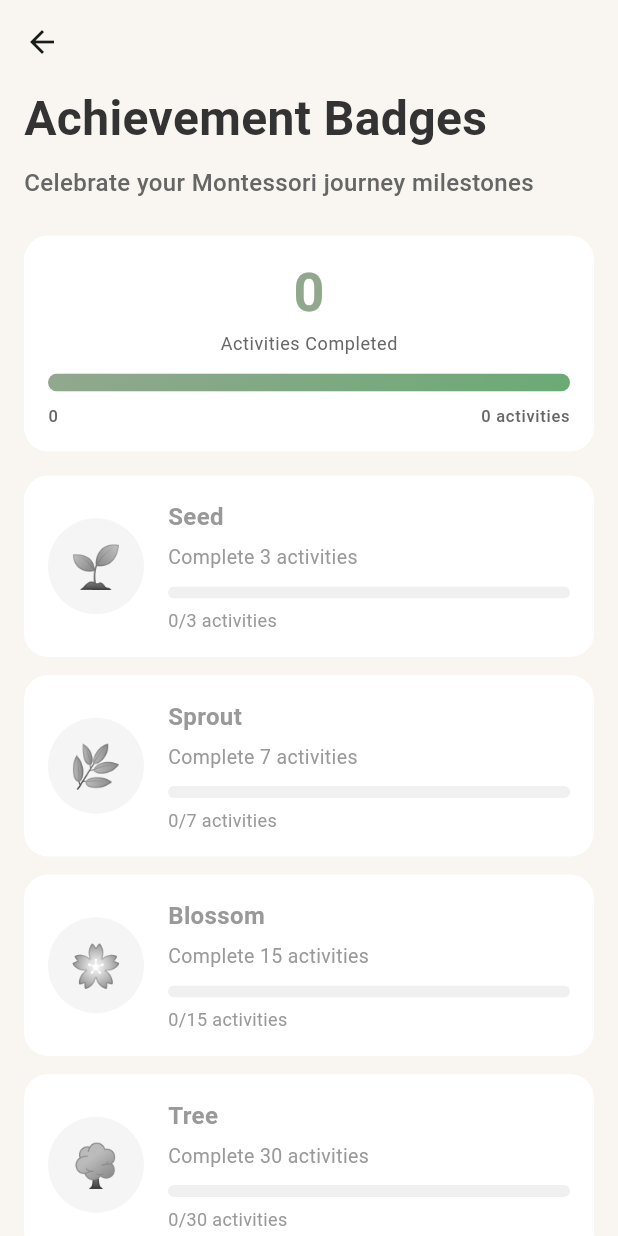
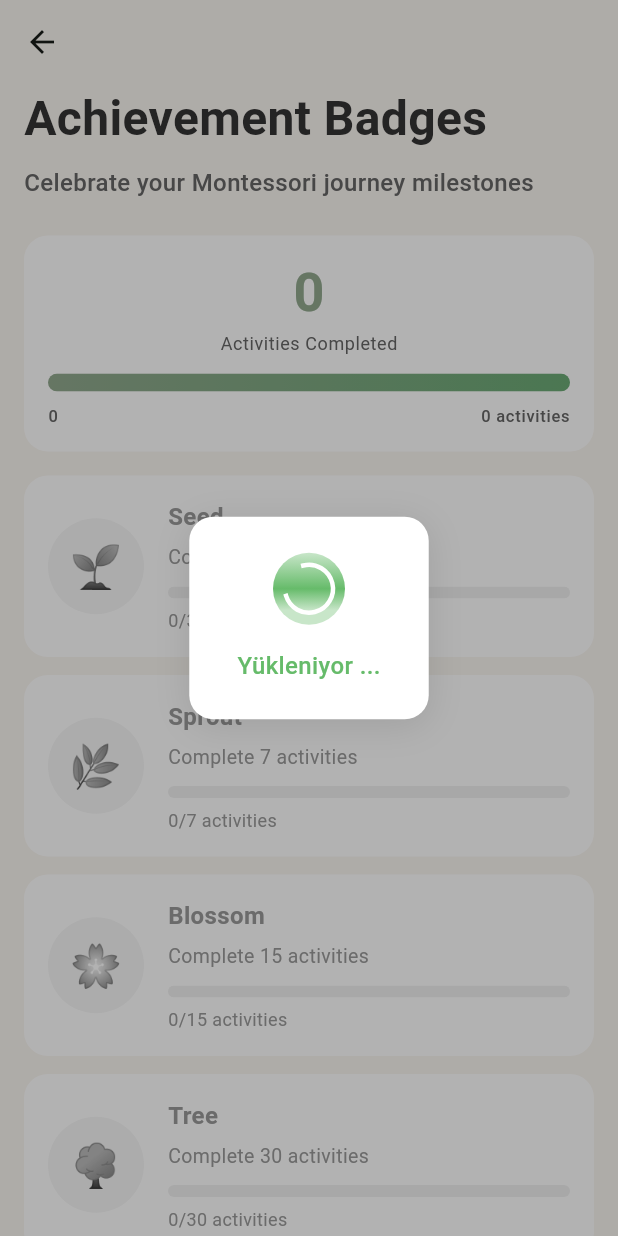
Before and after one commit to mustafayildiz12/play_monti, a Flutter app: the BadgesScreen screen opened directly, on a phone screen of 412 x 824 dp. Run offline on Flutter 3.47's test engine with Material 3 defaults, Android fonts, the phone set to English and light mode, and no system bars; our stand-ins replace file_picker, firebase_auth, firebase_core, firebase_database, get, get_storage and 5 more; missing offline and left inert: excel; accounts and stored records are empty.

Commit message:
Changelog: => badges and favorites almost done

```diff
--- a/lib/screens/Badges/badges_screen.dart
+++ b/lib/screens/Badges/badges_screen.dart
@@ -2,6 +2,7 @@ import 'package:flutter/material.dart';
 import 'package:play_monti/constants/app_colors.dart';
 import 'package:play_monti/constants/app_constants.dart';
 import 'package:play_monti/service/database_service.dart';
+import 'package:play_monti/utlis/widgets/custom_loader.dart';
 
 class BadgesScreen extends StatefulWidget {
   const BadgesScreen({
@@ -14,22 +15,7 @@ class BadgesScreen extends StatefulWidget {
 
 class _BadgesScreenState extends State<BadgesScreen> {
   int totalActivityCount = 0;
-
   int completedActivities = 0;
-  @override
-  void initState() {
-    getPageData();
-    super.initState();
-  }
-
-  @override
-  Widget build(BuildContext context) {
-    final theme = Theme.of(context);
-
-    const textDark = Color(0xFF333333);
-    const textMuted = Color(0xFF666666);
-    const greenLight = Color(0xFF91A88E);
-    const greenDark = Color(0xFF6BAA75);
 
   final badges = <BadgeTier>[
     BadgeTier(
@@ -54,7 +40,21 @@ class _BadgesScreenState extends State<BadgesScreen> {
     ),
   ];
 
-    return Scaffold(
+  bool isLoading = false;
+
+  @override
+  void initState() {
+    getPageData();
+    super.initState();
+  }
+
+  @override
+  Widget build(BuildContext context) {
+    final theme = Theme.of(context);
+
+    return CustomLoader(
+      inAsyncCall: isLoading,
+      child: Scaffold(
         backgroundColor: AppColors.appBgColor,
         appBar: AppBar(
           backgroundColor: AppColors.appBgColor,
@@ -112,14 +112,14 @@ class _BadgesScreenState extends State<BadgesScreen> {
                               '$completedActivities',
                               style: theme.textTheme.displaySmall?.copyWith(
                                 fontWeight: FontWeight.bold,
-                              color: greenLight,
+                                color: AppColors.kButtonGreenColor,
                               ),
                             ),
                             const SizedBox(height: 4),
                             Text(
                               'Activities Completed',
                               style: theme.textTheme.bodySmall?.copyWith(
-                              color: textMuted,
+                                color: AppColors.kSubtitleTextColor,
                               ),
                             ),
                           ],
@@ -127,13 +127,15 @@ class _BadgesScreenState extends State<BadgesScreen> {
                       ),
                       // Progress Bar (to 30)
                       AnimatedGradientBar(
-                      value: (completedActivities  /
-                              totalActivityCount)
+                        value: (completedActivities / totalActivityCount)
                             .clamp(0.0, 1.0),
                         height: 12,
                         background: const Color(0xFFF0F0F0),
                         gradient: const LinearGradient(
-                        colors: [greenLight, greenDark],
+                          colors: [
+                            AppColors.kButtonGreenColor,
+                            AppColors.kDarkGreenColor
+                          ],
                           begin: Alignment.centerLeft,
                           end: Alignment.centerRight,
                         ),
@@ -145,11 +147,11 @@ class _BadgesScreenState extends State<BadgesScreen> {
                         mainAxisAlignment: MainAxisAlignment.spaceBetween,
                         children: [
                           Text(completedActivities.toString(),
-                            style: theme.textTheme.labelSmall
-                                ?.copyWith(color: textMuted)),
+                              style: theme.textTheme.labelSmall?.copyWith(
+                                  color: AppColors.kSubtitleTextColor)),
                           Text('$totalActivityCount activities',
-                            style: theme.textTheme.labelSmall
-                                ?.copyWith(color: textMuted)),
+                              style: theme.textTheme.labelSmall?.copyWith(
+                                  color: AppColors.kSubtitleTextColor)),
                         ],
                       )
                     ],
@@ -165,11 +167,9 @@ class _BadgesScreenState extends State<BadgesScreen> {
               sliver: SliverList.separated(
                 itemBuilder: (context, index) {
                   final tier = badges[index];
-                final earned = completedActivities  >=
-                    tier.targetCount;
-                final progress = (completedActivities  /
-                        tier.targetCount)
-                    .clamp(0.0, 1.0);
+                  final earned = completedActivities >= tier.targetCount;
+                  final progress =
+                      (completedActivities / tier.targetCount).clamp(0.0, 1.0);
                   return BadgeCard(
                     title: tier.title,
                     icon: tier.icon,
@@ -179,7 +179,8 @@ class _BadgesScreenState extends State<BadgesScreen> {
                     progress: progress,
                     colors: (earned
                         ? BadgeColors(
-                          ringColor: greenLight.withOpacity(0.2),
+                            ringColor:
+                                AppColors.kButtonGreenColor.withOpacity(0.2),
                             circleGradient: const LinearGradient(
                               colors: [
                                 Color(0xFF4ADE80), // green-400-ish
@@ -188,18 +189,18 @@ class _BadgesScreenState extends State<BadgesScreen> {
                               begin: Alignment.topLeft,
                               end: Alignment.bottomRight,
                             ),
-                          progressColorA: greenLight,
-                          progressColorB: greenDark,
-                          textMain: textDark,
-                          textSub: textMuted,
+                            progressColorA: AppColors.kButtonGreenColor,
+                            progressColorB: AppColors.kDarkGreenColor,
+                            textMain: AppColors.kTitleBlackTextColor,
+                            textSub: AppColors.kSubtitleTextColor,
                           )
                         : BadgeColors(
                             ringColor: Colors.transparent,
                             circleGradient: const LinearGradient(
                               colors: [Color(0xFFF5F5F5), Color(0xFFF5F5F5)],
                             ),
-                          progressColorA: greenLight,
-                          progressColorB: greenLight,
+                            progressColorA: AppColors.kButtonGreenColor,
+                            progressColorB: AppColors.kButtonGreenColor,
                             textMain: const Color(0xFF999999),
                             textSub: const Color(0xFF999999),
                           )),
@@ -218,7 +219,10 @@ class _BadgesScreenState extends State<BadgesScreen> {
                 child: Container(
                   decoration: BoxDecoration(
                     gradient: const LinearGradient(
-                    colors: [greenLight, greenDark],
+                      colors: [
+                        AppColors.kButtonGreenColor,
+                        AppColors.kDarkGreenColor
+                      ],
                       begin: Alignment.centerLeft,
                       end: Alignment.centerRight,
                     ),
@@ -250,14 +254,19 @@ class _BadgesScreenState extends State<BadgesScreen> {
             ),
           ],
         ),
+      ),
     );
   }
 
   Future<void> getPageData() async {
+    setState(() {
+      isLoading = true;
+    });
     int count = await databaseService.getActivityCount();
     setState(() {
       totalActivityCount = count;
       completedActivities = currentMontiUser!.completedActivities ?? 0;
+      isLoading = false;
     });
   }
 }
--- /dev/null
+++ b/lib/utlis/widgets/custom_loader.dart
@@ -0,0 +1,98 @@
+import 'package:flutter/material.dart';
+
+class CustomLoader extends StatelessWidget {
+  const CustomLoader({
+    required this.child,
+    required this.inAsyncCall,
+    super.key,
+    this.opacity = 0.3,
+    this.color = Colors.black,
+    this.loadingText = "Yükleniyor ...",
+  });
+  final Widget child;
+  final bool inAsyncCall;
+  final double opacity;
+  final Color color;
+  final String? loadingText;
+
+  @override
+  Widget build(BuildContext context) {
+    final List<Widget> widgetList = [];
+    widgetList.add(child);
+    if (inAsyncCall) {
+      final modal = Material(
+        color: Colors.transparent,
+        child: Stack(
+          children: [
+            Container(
+              width: double.infinity,
+              height: double.infinity,
+              color: color.withValues(alpha: opacity),
+              child: const ModalBarrier(
+                  dismissible: false, color: Colors.transparent),
+            ),
+            Center(
+              child: Container(
+                padding:
+                    const EdgeInsets.symmetric(horizontal: 32, vertical: 24),
+                decoration: BoxDecoration(
+                  color: Colors.white,
+                  borderRadius: BorderRadius.circular(16),
+                  boxShadow: [
+                    BoxShadow(
+                      color: Colors.black.withValues(alpha: 0.1),
+                      blurRadius: 20,
+                      offset: const Offset(0, 4),
+                    ),
+                  ],
+                ),
+                child: Column(
+                  mainAxisSize: MainAxisSize.min,
+                  children: [
+                    Container(
+                      width: 48,
+                      height: 48,
+                      padding: const EdgeInsets.all(8),
+                      decoration: BoxDecoration(
+                        gradient: LinearGradient(
+                          begin: Alignment.topCenter,
+                          end: Alignment.bottomCenter,
+                          stops: const [0, 0.5, 0.8],
+                          colors: [
+                            Colors.green.shade100,
+                            Colors.green.shade400,
+                            Colors.green.shade100
+                          ],
+                        ),
+                        shape: BoxShape.circle,
+                      ),
+                      child: const CircularProgressIndicator(
+                        valueColor: AlwaysStoppedAnimation<Color>(Colors.white),
+                        strokeWidth: 3,
+                      ),
+                    ),
+                    if (loadingText != null) ...[
+                      const SizedBox(height: 16),
+                      Text(
+                        loadingText!,
+                        style:  TextStyle(
+                          color: Colors.green.shade400,
+                          fontSize: 16,
+                          fontWeight: FontWeight.w500,
+                        ),
+                      ),
+                    ],
+                  ],
+                ),
+              ),
+            ),
+          ],
+        ),
+      );
+      widgetList.add(modal);
+    }
+    return Stack(
+      children: widgetList,
+    );
+  }
+}
```
Also changed, not shown: lib/screens/Calendar/calendar_screen.dart (+15 -18 lines), lib/screens/Favorites/favorites_screen.dart (+36 -6 lines), lib/screens/Home/home_screen.dart (+14 -3 lines). Lines whose indentation alone changed are shown as unchanged.
